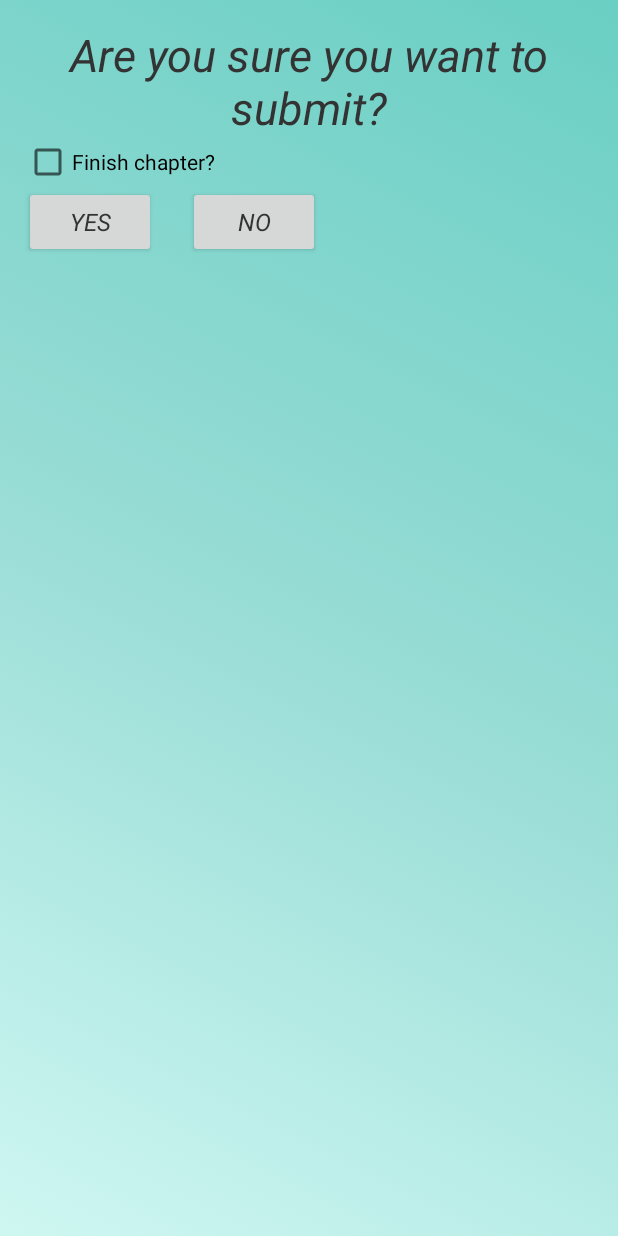
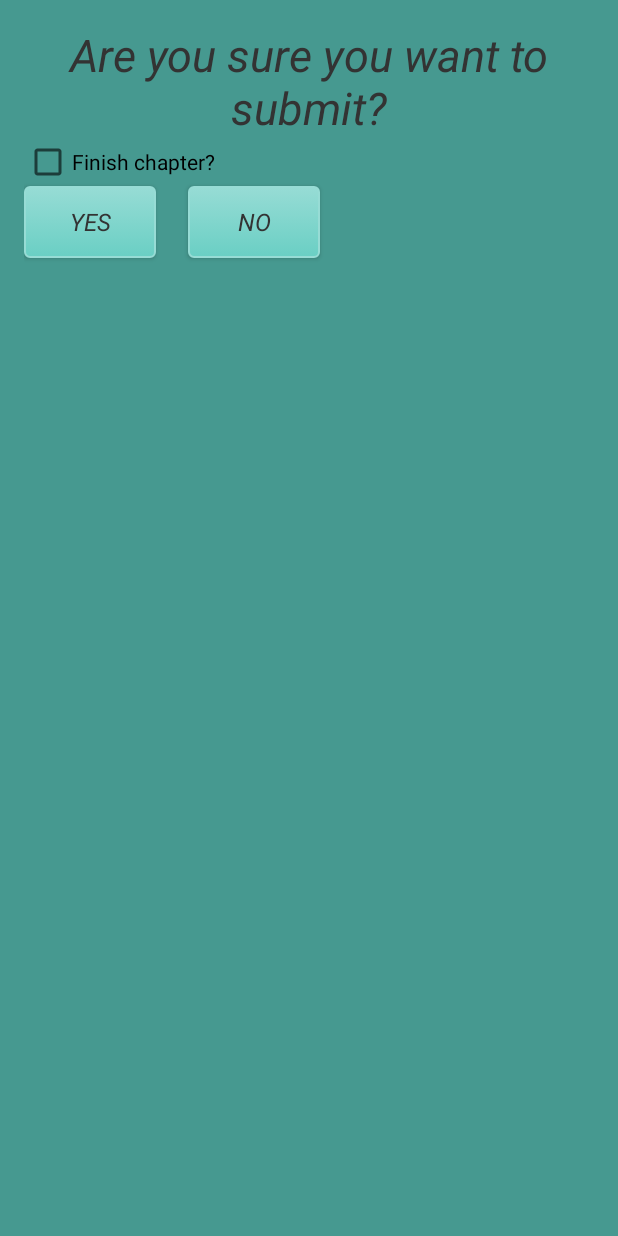
Before and after one commit to tyolani/EverlastingStoryPro, an Android app: the layout submit_dialog.xml on its own in the app's theme, with its tools: preview values and no code run, on a phone screen of 412 x 824 dp. Run offline under Robolectric (Android 15) with nearby library versions, the phone set to English and light mode, and no system bars.

Commit message:
Change dialog colors

```diff
--- a/app/src/main/java/com/example/tyolani/everlastingstorypro/ContributionActivity.java
+++ b/app/src/main/java/com/example/tyolani/everlastingstorypro/ContributionActivity.java
@@ -41,7 +41,6 @@ public class ContributionActivity extends AppCompatActivity {
     private String chapterBeforeOrAfter;
     private int chapterPosition;
     private static int RESULT_LOAD_IMAGE = 1;
-    private CheckBox cbFinalContribution;
     final Book activeBook = new Book("activeBook");
 
     @Override
@@ -258,6 +257,8 @@ public class ContributionActivity extends AppCompatActivity {
                     }
                 });
                 }else if (action.equals("addChapter")){
+                    CheckBox checkBox = (CheckBox)dialog.findViewById(R.id.cb_final_contribution);
+                    checkBox.setVisibility(View.INVISIBLE);
                     dialog.show();
 
                     Button noBtn = (Button) dialog.findViewById(R.id.btn_submit_dialog_no);
@@ -313,7 +314,6 @@ public class ContributionActivity extends AppCompatActivity {
         }
     }
 
-
     public void removeBook(String id) {
         DatabaseReference db_node = FirebaseDatabase.getInstance().getReference().child("Book");
         DatabaseReference book_idRef2 = db_node.child(id);
--- a/app/src/main/res/layout/bookview_dialog_isfinished.xml
+++ b/app/src/main/res/layout/bookview_dialog_isfinished.xml
@@ -5,7 +5,8 @@
                 android:paddingRight="16dp"
                 android:paddingLeft="16dp"
                 android:paddingBottom="16dp"
-                android:paddingTop="16dp">
+                android:paddingTop="16dp"
+                android:background="@color/colorPrimary">
 
     <TextView
         android:id="@+id/tv_bookview_dialog_isFinished"
--- a/app/src/main/res/layout/submit_dialog.xml
+++ b/app/src/main/res/layout/submit_dialog.xml
@@ -6,6 +6,7 @@
     android:paddingLeft="16dp"
     android:paddingBottom="16dp"
     android:paddingTop="16dp"
+    android:background="@color/colorPrimary"
     >
 
     <TextView
@@ -27,7 +28,8 @@
         android:text="@string/yes"
         android:layout_below="@+id/cb_final_contribution"
         android:layout_alignParentLeft="true"
-        android:layout_alignParentStart="true" />
+        android:layout_alignParentStart="true"
+        android:background="@drawable/button_layout"/>
 
     <Button
         android:id="@+id/btn_submit_dialog_no"
@@ -41,7 +43,8 @@
         android:textSize="@dimen/size_book_content"
         android:textStyle="italic"
         android:gravity="center"
-        android:text="@string/no"/>
+        android:text="@string/no"
+        android:background="@drawable/button_layout"/>
 
     <CheckBox
         android:id="@+id/cb_final_contribution"
```
Also changed, not shown: app/src/main/res/layout/bookview_dialog.xml (+5 -2 lines).
